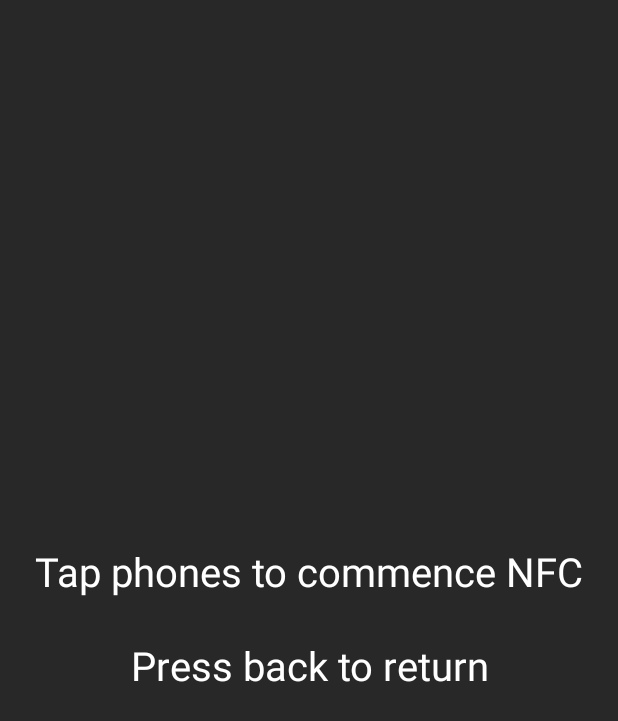
After one commit to iistyler/Movie-and-TV-Guide, an Android app: the layout nfc.xml on its own in the app's theme, with its tools: preview values and no code run, on a phone screen of 412 x 824 dp. The commit adds this screen. Shown: the top 721 px of the screen. Run offline under Robolectric (Android 15) with nearby library versions, the phone set to English and light mode, and no system bars.

Commit message:
Implemented NFC demo/activity/functionality.

```diff
--- a/app/src/main/java/com/esoxjem/movieguide/listing/MoviesListingActivity.java
+++ b/app/src/main/java/com/esoxjem/movieguide/listing/MoviesListingActivity.java
@@ -15,6 +15,7 @@ import android.widget.ArrayAdapter;
 import android.widget.ListView;
 import android.widget.Toast;
 
+import com.esoxjem.movieguide.NFC;
 import com.esoxjem.movieguide.R;
 import com.esoxjem.movieguide.Constants;
 import com.esoxjem.movieguide.details.MovieDetailsActivity;
@@ -126,8 +127,10 @@ public class MoviesListingActivity extends AppCompatActivity implements MoviesLi
         switch (item.getItemId())
         {
             case R.id.action_share:
-                Toast.makeText(MoviesListingActivity.this, "NFC Button Event", Toast.LENGTH_SHORT).show();
+                //Toast.makeText(MoviesListingActivity.this, "NFC Button Event", Toast.LENGTH_SHORT).show();
                 //Call required NFC Functions here.
+                Intent intent = new Intent(this, NFC.class);
+                startActivity(intent);
         }
 
         if (mDrawerToggle.onOptionsItemSelected(item)) {
--- /dev/null
+++ b/app/src/main/res/layout/nfc.xml
@@ -0,0 +1,14 @@
+<?xml version="1.0" encoding="utf-8"?>
+<LinearLayout xmlns:android="http://schemas.android.com/apk/res/android"
+    android:orientation="vertical" android:layout_width="match_parent"
+    android:layout_height="match_parent">
+
+    <TextView
+        android:layout_width="match_parent"
+        android:layout_height="match_parent"
+        android:text="@string/nfc_default"
+        android:textColor="@color/white"
+        android:textAllCaps="false"
+        android:gravity="center"
+        android:textSize="40px" />
+</LinearLayout>
--- a/app/src/main/res/values/colors.xml
+++ b/app/src/main/res/values/colors.xml
@@ -3,7 +3,7 @@
     <color name="colorPrimary">#333333</color>
     <color name="colorPrimaryDark">#1e1e1e</color>
     <color name="colorAccent">#ffc701</color>
-
+    <color name="white">#ffffff</color>
     <color name="black_translucent_60">#99000000</color>
 
     <color name="window_background">#282828</color>
--- a/app/src/main/res/values/strings.xml
+++ b/app/src/main/res/values/strings.xml
@@ -14,4 +14,5 @@
     <string name="most_popular">Most Popular</string>
     <string name="drawer_open">Open navigation drawer</string>
     <string name="drawer_close">Close navigation drawer</string>
+    <string name="nfc_default">Tap phones to commence NFC\n\nPress back to return</string>
 </resources>
```
Also changed, not shown: app/src/main/AndroidManifest.xml (+9 -0 lines), app/src/main/java/com/esoxjem/movieguide/NFC.java (added, +98 -0 lines), 1 other file.
